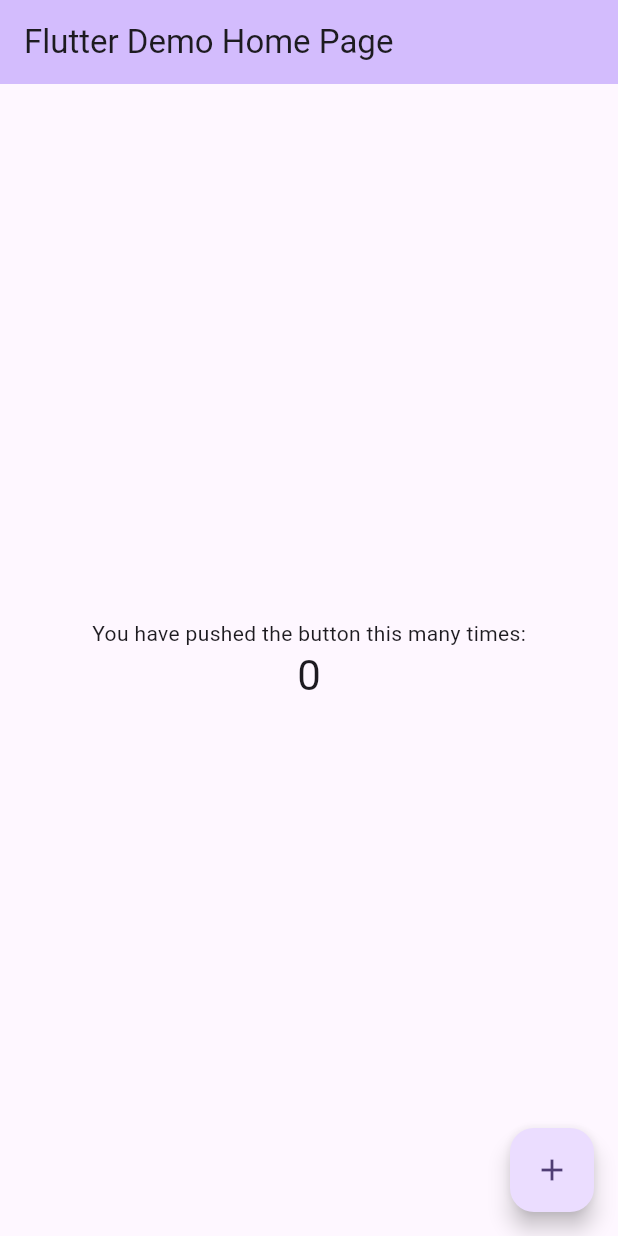
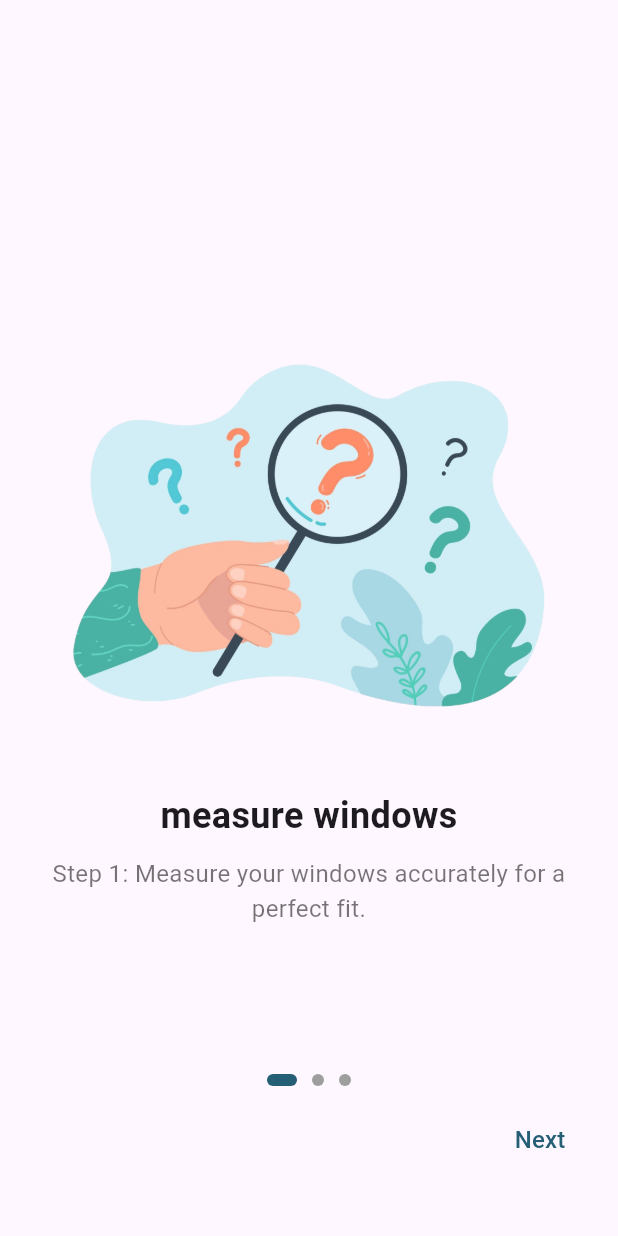
Before and after one commit to arepudin/fyp_2, a Flutter app: the screen it shows after launch, on a phone screen of 412 x 824 dp. Run offline on Flutter 3.47's test engine with Material 3 defaults, Android fonts, the light colour scheme and no system bars; our stand-ins replace flutter_svg, google_sign_in, shared_preferences, supabase_flutter; accounts and stored records are empty.

Commit message:
update_1

```diff
--- /dev/null
+++ b/lib/constants/supabase.dart
@@ -0,0 +1,4 @@
+// lib/constants/supabase.dart
+import 'package:supabase_flutter/supabase_flutter.dart';
+
+final supabase = Supabase.instance.client;
--- a/lib/main.dart
+++ b/lib/main.dart
@@ -1,122 +1,29 @@
 import 'package:flutter/material.dart';
+import 'package:supabase_flutter/supabase_flutter.dart';
+import 'screens/splash.dart';
 
-void main() {
+void main() async {
+  WidgetsFlutterBinding.ensureInitialized();
+
+  // Initialize Supabase
+  await Supabase.initialize(
+    url: 'https://pyudegqeszdngzicuwat.supabase.co' ,
+    anonKey: 'eyJhbGciOiJIUzI1NiIsInR5cCI6IkpXVCJ9.eyJpc3MiOiJzdXBhYmFzZSIsInJlZiI6InB5dWRlZ3Flc3pkbmd6aWN1d2F0Iiwicm9sZSI6ImFub24iLCJpYXQiOjE3NDk4ODg5MzUsImV4cCI6MjA2NTQ2NDkzNX0.Kl0j8M1IyBuatxKTtfLo0ddiPQEd_P2RIA8ZIRgw_bQ' ,
+  );
+
   runApp(const MyApp());
 }
 
 class MyApp extends StatelessWidget {
   const MyApp({super.key});
 
-  // This widget is the root of your application.
   @override
   Widget build(BuildContext context) {
     return MaterialApp(
-      title: 'Flutter Demo',
-      theme: ThemeData(
-        // This is the theme of your application.
-        //
-        // TRY THIS: Try running your application with "flutter run". You'll see
-        // the application has a purple toolbar. Then, without quitting the app,
-        // try changing the seedColor in the colorScheme below to Colors.green
-        // and then invoke "hot reload" (save your changes or press the "hot
-        // reload" button in a Flutter-supported IDE, or press "r" if you used
-        // the command line to start the app).
-        //
-        // Notice that the counter didn't reset back to zero; the application
-        // state is not lost during the reload. To reset the state, use hot
-        // restart instead.
-        //
-        // This works for code too, not just values: Most code changes can be
-        // tested with just a hot reload.
-        colorScheme: ColorScheme.fromSeed(seedColor: Colors.deepPurple),
-      ),
-      home: const MyHomePage(title: 'Flutter Demo Home Page'),
+      title: 'Tailormate',
+      theme: ThemeData(primarySwatch: Colors.blue),
+      home: const SplashScreen(),
+      debugShowCheckedModeBanner: false,
     );
   }
 }
-
-class MyHomePage extends StatefulWidget {
-  const MyHomePage({super.key, required this.title});
-
-  // This widget is the home page of your application. It is stateful, meaning
-  // that it has a State object (defined below) that contains fields that affect
-  // how it looks.
-
-  // This class is the configuration for the state. It holds the values (in this
-  // case the title) provided by the parent (in this case the App widget) and
-  // used by the build method of the State. Fields in a Widget subclass are
-  // always marked "final".
-
-  final String title;
-
-  @override
-  State<MyHomePage> createState() => _MyHomePageState();
-}
-
-class _MyHomePageState extends State<MyHomePage> {
-  int _counter = 0;
-
-  void _incrementCounter() {
-    setState(() {
-      // This call to setState tells the Flutter framework that something has
-      // changed in this State, which causes it to rerun the build method below
-      // so that the display can reflect the updated values. If we changed
-      // _counter without calling setState(), then the build method would not be
-      // called again, and so nothing would appear to happen.
-      _counter++;
-    });
-  }
-
-  @override
-  Widget build(BuildContext context) {
-    // This method is rerun every time setState is called, for instance as done
-    // by the _incrementCounter method above.
-    //
-    // The Flutter framework has been optimized to make rerunning build methods
-    // fast, so that you can just rebuild anything that needs updating rather
-    // than having to individually change instances of widgets.
-    return Scaffold(
-      appBar: AppBar(
-        // TRY THIS: Try changing the color here to a specific color (to
-        // Colors.amber, perhaps?) and trigger a hot reload to see the AppBar
-        // change color while the other colors stay the same.
-        backgroundColor: Theme.of(context).colorScheme.inversePrimary,
-        // Here we take the value from the MyHomePage object that was created by
-        // the App.build method, and use it to set our appbar title.
-        title: Text(widget.title),
-      ),
-      body: Center(
-        // Center is a layout widget. It takes a single child and positions it
-        // in the middle of the parent.
-        child: Column(
-          // Column is also a layout widget. It takes a list of children and
-          // arranges them vertically. By default, it sizes itself to fit its
-          // children horizontally, and tries to be as tall as its parent.
-          //
-          // Column has various properties to control how it sizes itself and
-          // how it positions its children. Here we use mainAxisAlignment to
-          // center the children vertically; the main axis here is the vertical
-          // axis because Columns are vertical (the cross axis would be
-          // horizontal).
-          //
-          // TRY THIS: Invoke "debug painting" (choose the "Toggle Debug Paint"
-          // action in the IDE, or press "p" in the console), to see the
-          // wireframe for each widget.
-          mainAxisAlignment: MainAxisAlignment.center,
-          children: <Widget>[
-            const Text('You have pushed the button this many times:'),
-            Text(
-              '$_counter',
-              style: Theme.of(context).textTheme.headlineMedium,
-            ),
-          ],
-        ),
-      ),
-      floatingActionButton: FloatingActionButton(
-        onPressed: _incrementCounter,
-        tooltip: 'Increment',
-        child: const Icon(Icons.add),
-      ), // This trailing comma makes auto-formatting nicer for build methods.
-    );
-  }
-}
--- /dev/null
+++ b/lib/screens/onboarding.dart
@@ -0,0 +1,159 @@
+// lib/screens/onboarding_screen.dart
+import 'package:flutter/material.dart';
+import 'package:shared_preferences/shared_preferences.dart';
+import 'sign_in.dart';
+
+class OnboardingScreen extends StatefulWidget {
+  const OnboardingScreen({super.key});
+
+  @override
+  State<OnboardingScreen> createState() => _OnboardingScreenState();
+}
+
+class _OnboardingScreenState extends State<OnboardingScreen> {
+  final PageController _pageController = PageController();
+  int _currentPage = 0;
+
+  final List<Map<String, String>> onboardingData = [
+  {
+    'image': 'lib/asset/placeholder1.png',
+    'title': 'measure windows',
+    'description': 'Step 1: Measure your windows accurately for a perfect fit.'
+  },
+  {
+    'image': 'lib/asset/placeholder2.png',
+    'title': 'search suitable curtains',
+    'description': 'Step 2: Explore and choose the best curtains for your style.'
+  },
+  {
+    'image': 'lib/asset/SABA CURTAIN LOGO.jpg',
+    'title': 'send yourt order',
+    'description': 'Step 3: Place your order.'
+  },
+];
+
+  Future<void> _completeOnboarding() async {
+    final prefs = await SharedPreferences.getInstance();
+    await prefs.setBool('seenOnboarding', true);
+
+    Navigator.pushReplacement(
+      context,
+      MaterialPageRoute(builder: (_) => const GoogleSignInScreen()),
+    );
+  }
+
+  @override
+  Widget build(BuildContext context) {
+    return Scaffold(
+      body: Stack(
+        children: [
+          PageView.builder(
+            controller: _pageController,
+            itemCount: onboardingData.length,
+            onPageChanged: (index) {
+              setState(() {
+                _currentPage = index;
+              });
+            },
+            itemBuilder: (context, index) {
+              final item = onboardingData[index];
+              return _buildOnboardingPage(
+                image: item['image']!,
+                title: item['title']!,
+                description: item['description']!,
+              );
+            },
+          ),
+          _buildScrollIndicator(),
+          _buildNavigationButtons(),
+        ],
+      ),
+    );
+  }
+
+  Widget _buildOnboardingPage({
+    required String image,
+    required String title,
+    required String description,
+  }) {
+    return Padding(
+      padding: const EdgeInsets.symmetric(horizontal: 20.0, vertical: 40.0),
+      child: Column(
+        mainAxisAlignment: MainAxisAlignment.center,
+        children: [
+          Image.asset(image, height: 300, width: 400),
+          const SizedBox(height: 20),
+          Text(title, textAlign: TextAlign.center, style: const TextStyle(fontSize: 24, fontWeight: FontWeight.bold)),
+          const SizedBox(height: 10),
+          Text(description, textAlign: TextAlign.center, style: const TextStyle(fontSize: 16, color: Colors.black54)),
+        ],
+      ),
+    );
+  }
+
+  Widget _buildScrollIndicator() {
+    return Positioned(
+      bottom: 100,
+      left: 0,
+      right: 0,
+      child: Row(
+        mainAxisAlignment: MainAxisAlignment.center,
+        children: List.generate(
+          onboardingData.length,
+          (index) => AnimatedContainer(
+            duration: const Duration(milliseconds: 300),
+            margin: const EdgeInsets.symmetric(horizontal: 5.0),
+            height: 8.0,
+            width: _currentPage == index ? 20.0 : 8.0,
+            decoration: BoxDecoration(
+              color: _currentPage == index
+                  ? const Color.fromRGBO(36, 95, 117, 1)
+                  : Colors.grey,
+              borderRadius: BorderRadius.circular(5.0),
+            ),
+          ),
+        ),
+      ),
+    );
+  }
+
+  Widget _buildNavigationButtons() {
+    return Positioned(
+      bottom: 40,
+      left: 20,
+      right: 20,
+      child: Row(
+        mainAxisAlignment: MainAxisAlignment.spaceBetween,
+        children: [
+          if (_currentPage > 0)
+            TextButton(
+              onPressed: () {
+                _pageController.previousPage(
+                  duration: const Duration(milliseconds: 300),
+                  curve: Curves.easeInOut,
+                );
+              },
+              child: const Text("Back", style: TextStyle(fontSize: 16, color: Color.fromRGBO(36, 95, 117, 1))),
+            )
+          else
+            const SizedBox.shrink(),
+          if (_currentPage < onboardingData.length - 1)
+            TextButton(
+              onPressed: () {
+                _pageController.nextPage(
+                  duration: const Duration(milliseconds: 300),
+                  curve: Curves.easeInOut,
+                );
+              },
+              child: const Text("Next", style: TextStyle(fontSize: 16, color: Color.fromRGBO(36, 95, 117, 1))),
+            )
+          else
+            TextButton(
+              onPressed: _completeOnboarding,
+              child: const Text("Done", style: TextStyle(fontSize: 16, color: Color.fromRGBO(229, 64, 19, 1), fontWeight: FontWeight.bold)),
+            ),
+        ],
+      ),
+    );
+  }
+}
```
Also changed, not shown: lib/screens/sign_in.dart (added, +142 -0 lines), lib/screens/splash.dart (added, +61 -0 lines), lib/widgets/home_page.dart (added, +16 -0 lines), pubspec.yaml (+9 -0 lines), lib/asset/SABA CURTAIN LOGO.jpg (added), lib/asset/SABA_CURTAIN_LOGO-removebg-preview.png (added), lib/asset/app_icon.svg (added), lib/asset/placeholder1.png (added), lib/asset/placeholder2.png (added), lib/asset/placeholder3.png (added), pubspec.lock, 6 other files.
